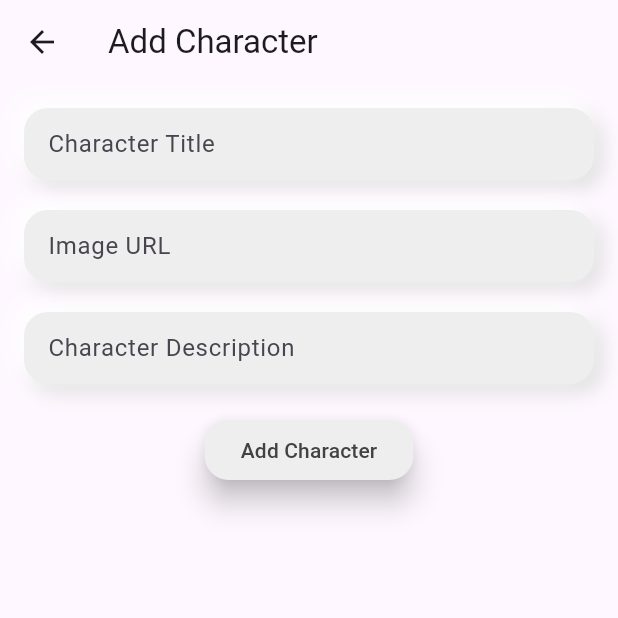
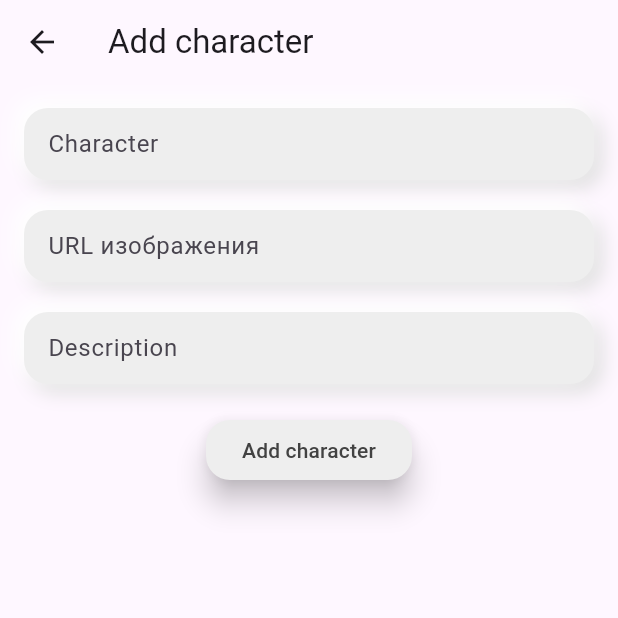
Before and after one commit to arrrtem22/character_viewer, a Flutter app: the AddCharacterPage screen opened by its route, on a phone screen of 412 x 824 dp, the top half of it. Run offline on Flutter 3.47's test engine with Material 3 defaults, Android fonts, the phone set to English and light mode, and no system bars; our stand-ins replace cached_network_image, device_info_plus, dio, flutter_bloc, flutter_secure_storage, freezed_annotation and 10 more; missing offline and left inert: adaptive_layout, android_id, worker_manager; accounts and stored records are empty; generated files the repository leaves out were written again; statements that could not run were skipped.

Commit message:
a few comments closed

```diff
--- a/lib/common/service/character_service.dart
+++ b/lib/common/service/character_service.dart
@@ -11,11 +11,6 @@ class CharactersService {
 
   Future<Characters> getCharacters() => _charactersApi.getCharacters();
 
-  Future<void> addCharacter(Character newCharacter) async {
-    try {
-      await _charactersApi.addCharacter(newCharacter);
-    } catch (e) {
-      throw Exception('Error during adding the character: $e');
-    }
-  }
+  Future<void> addCharacter(Character newCharacter) =>
+      _charactersApi.addCharacter(newCharacter);
 }
--- a/lib/feature/add_character/add_character_page.dart
+++ b/lib/feature/add_character/add_character_page.dart
@@ -1,3 +1,5 @@
+// ignore_for_file: library_private_types_in_public_api
+
 import 'package:character_viewer/common/common.dart';
 import 'package:flutter/material.dart';
 import 'package:flutter_bloc/flutter_bloc.dart';
@@ -13,20 +15,25 @@ class AddCharacterPage extends StatelessWidget {
       create: (context) => getIt<AddCharacterCubit>(),
       child: Scaffold(
         appBar: AppBar(
-          title: const Text('Add Character'),
+          title: const Text('Add character'),
         ),
-        body: _AddCharacterView(),
+        body: const AddCharacterView(),
       ),
     );
   }
 }
 
-class _AddCharacterView extends StatelessWidget {
+class AddCharacterView extends StatefulWidget {
+  const AddCharacterView({super.key});
+
+  @override
+  _AddCharacterViewState createState() => _AddCharacterViewState();
+}
+
+class _AddCharacterViewState extends State<AddCharacterView> {
   final TextEditingController titleController = TextEditingController();
   final TextEditingController imageUrlController = TextEditingController();
   final TextEditingController descriptionController = TextEditingController();
-
-  _AddCharacterView({Key? key}) : super(key: key);
 
   @override
   Widget build(BuildContext context) {
@@ -39,166 +46,159 @@ class _AddCharacterView extends StatelessWidget {
               backgroundColor: Colors.green,
             ),
           );
+        } else if (state is AddCharacterStateFailure) {
+          ScaffoldMessenger.of(context).showSnackBar(
+            SnackBar(
+              content: Text('Error: ${state.error}'),
+              backgroundColor: Colors.red,
+            ),
+          );
         }
       },
       builder: (context, state) {
         return Scaffold(
-          body: _buildUI(context, state),
+          body: BuildUI(
+            titleController: titleController,
+            imageUrlController: imageUrlController,
+            descriptionController: descriptionController,
+            onPressed: () {
+              context.read<AddCharacterCubit>().addCharacter(
+                    title: titleController.text,
+                    imageUrl: imageUrlController.text,
+                    description: descriptionController.text,
+                  );
+            },
+          ),
         );
       },
     );
   }
+}
 
-  Widget _buildUI(BuildContext context, AddCharacterState state) {
-    if (state is AddCharacterStateInitial) {
-      return _buildInitialUI(context);
-    } else if (state is AddCharacterStateSuccess) {
-      return _buildSuccessUI(context, state.newCharacter);
-    } else if (state is AddCharacterStateFailure) {
-      return _buildErrorUI(context, state.error);
-    } else {
-      return const Center(
-        child: CircularProgressIndicator(),
-      );
-    }
-  }
+class BuildUI extends StatefulWidget {
+  final TextEditingController titleController;
+  final TextEditingController imageUrlController;
+  final TextEditingController descriptionController;
+  final VoidCallback onPressed;
 
-  Widget _buildInitialUI(BuildContext context) {
+  const BuildUI({
+    Key? key,
+    required this.titleController,
+    required this.imageUrlController,
+    required this.descriptionController,
+    required this.onPressed,
+  }) : super(key: key);
+
+  @override
+  _BuildUIState createState() => _BuildUIState();
+}
+
+class _BuildUIState extends State<BuildUI> {
+  @override
+  Widget build(BuildContext context) {
     return Padding(
       padding: const EdgeInsets.all(16.0),
       child: Column(
         crossAxisAlignment: CrossAxisAlignment.center,
         children: [
-          _buildNeumorphicTextField(titleController, 'Character Title'),
-          const SizedBox(height: 20),
-          _buildNeumorphicTextField(imageUrlController, 'Image URL'),
-          const SizedBox(height: 20),
-          _buildNeumorphicTextField(
-            descriptionController,
-            'Character Description',
+          NeumorphicTextFieldWidget(
+            controller: widget.titleController,
+            labelText: 'Character',
           ),
           const SizedBox(height: 20),
-          ElevatedButton(
-            onPressed: () {
-              final title = titleController.text.trim();
-              final imageUrl = imageUrlController.text.trim();
-              final description = descriptionController.text.trim();
-
-              if (title.isNotEmpty &&
-                  imageUrl.isNotEmpty &&
-                  description.isNotEmpty) {
-                context.read<AddCharacterCubit>().addCharacter(
-                      title: title,
-                      imageUrl: imageUrl,
-                      description: description,
-                    );
-              } else {
-                ScaffoldMessenger.of(context).showSnackBar(
-                  const SnackBar(
-                    content: Text('All fields must be filled'),
-                    backgroundColor: Colors.red,
-                  ),
-                );
-              }
-            },
-            style: ElevatedButton.styleFrom(
-              primary: Colors.grey[200], // фон кнопки
-              onPrimary: Colors.grey[800], // цвет текста кнопки
-              elevation: 8,
-              shape: RoundedRectangleBorder(
-                borderRadius: BorderRadius.circular(16),
-              ),
-            ),
-            child: const Text('Add Character'),
+          NeumorphicTextFieldWidget(
+            controller: widget.imageUrlController,
+            labelText: 'URL изображения',
           ),
-        ],
-      ),
-    );
-  }
-
-  Widget _buildNeumorphicTextField(
-      TextEditingController controller, String labelText) {
-    return Container(
-      decoration: BoxDecoration(
-        color: Colors.grey[200], // Цвет фона текстового поля
-        borderRadius:
-            BorderRadius.circular(16), // Скругление углов текстового поля
-        boxShadow: [
-          BoxShadow(
-            color: Colors.grey[300]!, // Цвет тени
-            offset: Offset(5, 5), // Смещение тени по X и Y
-            blurRadius: 10, // Радиус размытия тени
-            spreadRadius: 1, // Размах тени
+          const SizedBox(height: 20),
+          NeumorphicTextFieldWidget(
+            controller: widget.descriptionController,
+            labelText: 'Description',
           ),
-          BoxShadow(
-            color: Colors.white, // Цвет второй тени (белая)
-            offset: Offset(-5, -5), // Смещение второй тени по X и Y
-            blurRadius: 10, // Радиус размытия второй тени
-            spreadRadius: 1, // Размах второй тени
-          ),
-        ],
-      ),
-      child: TextField(
-        controller: controller,
-        decoration: InputDecoration(
-          labelText: labelText,
-          contentPadding: const EdgeInsets.symmetric(horizontal: 16),
-          border: InputBorder.none, // Убираем границы текстового поля
-        ),
-      ),
-    );
-  }
-
-  Widget _buildSuccessUI(BuildContext context, Character character) {
-    return Center(
-      child: Column(
-        mainAxisAlignment: MainAxisAlignment.center,
-        children: [
-          const Icon(
-            Icons.check_circle,
-            color: Colors.green,
-            size: 50,
-          ),
-          const SizedBox(height: 10),
-          const Text(
-            'Character added!',
-            style: TextStyle(fontSize: 18, color: Colors.green),
-          ),
-          // show added items
-          Text('Title: ${character.title}'),
-          Text('Image URL: ${character.imageUrl}'),
-          Text('Description: ${character.description}'),
-        ],
-      ),
-    );
-  }
-
-  Widget _buildErrorUI(BuildContext context, String error) {
-    return Center(
-      child: Column(
-        mainAxisAlignment: MainAxisAlignment.center,
-        children: [
-          const Icon(
-            Icons.error,
-            color: Colors.red,
-            size: 50,
-          ),
-          const SizedBox(height: 10),
-          Text(
-            'Error: $error',
-            style: const TextStyle(fontSize: 18, color: Colors.red),
-          ),
-          const SizedBox(height: 10),
-          ElevatedButton(
-            onPressed: () {
-              context
-                  .read<AddCharacterCubit>()
-                  .addCharacter(title: '', imageUrl: '', description: '');
-            },
-            child: const Text('Repeat'),
-          ),
+          const SizedBox(height: 20),
+          AddCharacterButtonWidget(onPressed: widget.onPressed),
         ],
       ),
     );
   }
 }
+
+class NeumorphicTextFieldWidget extends StatefulWidget {
+  final TextEditingController controller;
+  final String labelText;
+
+  const NeumorphicTextFieldWidget({
+    Key? key,
+    required this.controller,
+    required this.labelText,
+  }) : super(key: key);
+
+  @override
+  _NeumorphicTextFieldWidgetState createState() =>
+      _NeumorphicTextFieldWidgetState();
+}
+
+class _NeumorphicTextFieldWidgetState extends State<NeumorphicTextFieldWidget> {
+  @override
+  Widget build(BuildContext context) {
+    return Container(
+      decoration: BoxDecoration(
+        color: Colors.grey[200],
+        borderRadius: BorderRadius.circular(16),
+        boxShadow: [
+          BoxShadow(
+            color: Colors.grey[300]!,
+            offset: const Offset(5, 5),
+            blurRadius: 10,
+            spreadRadius: 1,
+          ),
+          const BoxShadow(
+            color: Colors.white,
+            offset: Offset(-5, -5),
+            blurRadius: 10,
+            spreadRadius: 1,
+          ),
+        ],
+      ),
+      child: TextField(
+        controller: widget.controller,
+        decoration: InputDecoration(
+          labelText: widget.labelText,
+          contentPadding: const EdgeInsets.symmetric(horizontal: 16),
+          border: InputBorder.none,
+        ),
+      ),
+    );
+  }
+}
+
+class AddCharacterButtonWidget extends StatefulWidget {
+  final VoidCallback onPressed;
+
+  const AddCharacterButtonWidget({
+    Key? key,
+    required this.onPressed,
+  }) : super(key: key);
+
+  @override
+  _AddCharacterButtonWidgetState createState() =>
+      _AddCharacterButtonWidgetState();
+}
+
+class _AddCharacterButtonWidgetState extends State<AddCharacterButtonWidget> {
+  @override
+  Widget build(BuildContext context) {
+    return ElevatedButton(
+      onPressed: widget.onPressed,
+      style: ElevatedButton.styleFrom(
+        primary: Colors.grey[200],
+        onPrimary: Colors.grey[800],
+        elevation: 8,
+        shape: RoundedRectangleBorder(
+          borderRadius: BorderRadius.circular(16),
+        ),
+      ),
+      child: const Text('Add character'),
+    );
+  }
+}
--- a/lib/feature/home/home_page.dart
+++ b/lib/feature/home/home_page.dart
@@ -118,9 +118,7 @@ class _SmallHomeView extends StatelessWidget {
               bottom: 16.0,
               right: 16.0,
               child: FloatingActionButton(
-                onPressed: () {
-                  GoRouter.of(context).go('/addCharacter');
-                },
+                onPressed: () => AddCharacterRoute().go(context),
                 child: const Icon(Icons.add),
               ),
             ),
```
Also changed, not shown: lib/feature/add_character/cubit/add_character_cubit.dart (+7 -0 lines).
